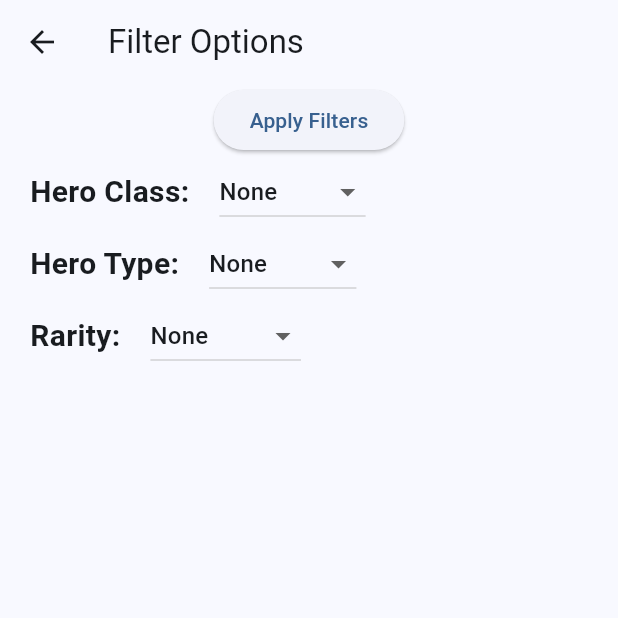
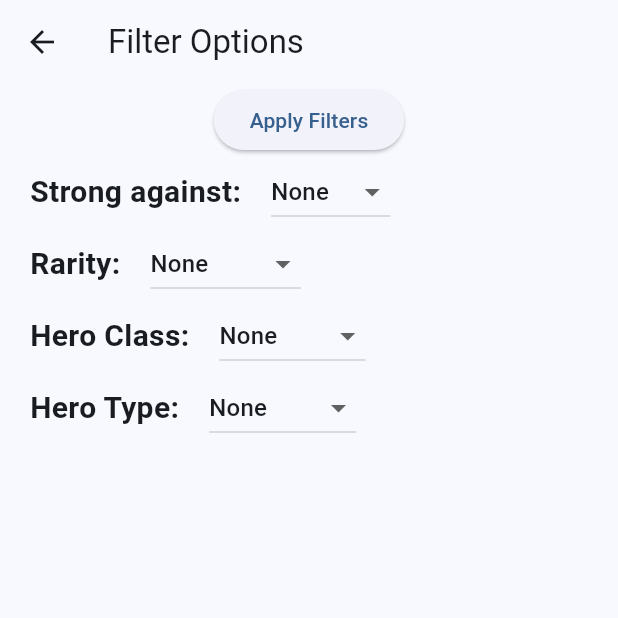
Before and after one commit to Ankhtepot/KnighthoodHeroes, a Flutter app: the screen it shows after launch, after a tap on the "filter alt" icon, on a phone screen of 412 x 824 dp, the top half of it. Run offline on Flutter 3.47's test engine with Material 2 defaults, Android fonts, the phone set to English and light mode, and no system bars.

Commit message:
wip filtering, done class, rarity, strongVs, type

```diff
--- a/knighthood_heroes/lib/data/enums.dart
+++ b/knighthood_heroes/lib/data/enums.dart
@@ -1,4 +1,5 @@
 enum EEnemyType {
+  none,
   beast,
   cult,
   demon,
--- a/knighthood_heroes/lib/heroes.dart
+++ b/knighthood_heroes/lib/heroes.dart
@@ -8,21 +8,26 @@ import 'package:knighthood_heroes/widgets/heroes_list/heroes_list.dart';
 class Heroes extends StatefulWidget {
   const Heroes({super.key});
 
-  final HeroesFilterOptions filterOptions = const HeroesFilterOptions();
-
   @override
   State<Heroes> createState() => _HeroesState();
 }
 
 class _HeroesState extends State<Heroes> {
-  List<KnighthoodHero> filteredHeroes = List.of(getHeroes);
+  List<KnighthoodHero> heroes = List.of(getHeroes);
+  HeroesFilterOptions options = const HeroesFilterOptions();
 
-  void _setFilterOptions(HeroesFilterOptions filterOptions) {
-    setState(() {});
+  @override
+  void initState() {
+    options = const HeroesFilterOptions();
+    super.initState();
   }
 
   @override
   Widget build(BuildContext context) {
+    void setFilterOptions(HeroesFilterOptions filterOptions) {
+      setState(() => options = filterOptions);
+    }
+
     return Scaffold(
       appBar: AppBar(
         title: const Text('Knighthood Heroes'),
@@ -33,10 +38,14 @@ class _HeroesState extends State<Heroes> {
               Navigator.push(
                 context,
                 MaterialPageRoute(
-                  builder: (context) => FilterOptions(_setFilterOptions),
+                  builder: (context) => FilterOptions(setFilterOptions),
                 ),
               );
             },
+          ),
+          IconButton(
+            onPressed: () => setFilterOptions(const HeroesFilterOptions()),
+            icon: const Icon(Icons.cleaning_services),
           ),
         ],
       ),
@@ -45,7 +54,7 @@ class _HeroesState extends State<Heroes> {
           mainAxisAlignment: MainAxisAlignment.start,
           children: [
             const Text('Options'),
-            Expanded(child: HeroesList(widget.filterOptions, filteredHeroes)),
+            Expanded(child: HeroesList(options, heroes)),
           ],
         ),
       ),
--- a/knighthood_heroes/lib/models/heroes_filter_options.dart
+++ b/knighthood_heroes/lib/models/heroes_filter_options.dart
@@ -5,9 +5,11 @@ class HeroesFilterOptions {
     this.heroClass = EHeroClass.none,
     this.heroType = EHeroType.none,
     this.rarity = ERarity.none,
+    this.enemyType = EEnemyType.none,
   });
 
   final EHeroClass heroClass;
   final EHeroType heroType;
   final ERarity rarity;
+  final EEnemyType enemyType;
 }
--- a/knighthood_heroes/lib/widgets/filter_options/filter_options.dart
+++ b/knighthood_heroes/lib/widgets/filter_options/filter_options.dart
@@ -17,12 +17,14 @@ class _FilterOptionsState extends State<FilterOptions> {
   EHeroClass _selectedHeroClass = EHeroClass.none;
   EHeroType _selectedHeroType = EHeroType.none;
   ERarity _selectedRarity = ERarity.none;
+  EEnemyType _selectedEnemyType = EEnemyType.none;
 
   void _onApply() {
     widget.setFilterOptions(HeroesFilterOptions(
       heroClass: _selectedHeroClass,
       heroType: _selectedHeroType,
       rarity: _selectedRarity,
+      enemyType: _selectedEnemyType,
     ));
     Navigator.pop(context);
   }
@@ -43,6 +45,18 @@ class _FilterOptionsState extends State<FilterOptions> {
                 onPressed: _onApply,
                 child: const Text('Apply Filters'),
               ),
+              EnumDropdown(
+                'Strong against:',
+                selectedValue: _selectedEnemyType,
+                onChanged: (value) => setState(() => _selectedEnemyType = value!),
+                enumVaules: EEnemyType.values,
+              ),
+              EnumDropdown<ERarity>(
+                'Rarity:',
+                selectedValue: _selectedRarity,
+                onChanged: (value) => setState(() => _selectedRarity = value!),
+                enumVaules: ERarity.values,
+              ),
               EnumDropdown<EHeroClass>(
                 'Hero Class:',
                 selectedValue: _selectedHeroClass,
@@ -55,12 +69,6 @@ class _FilterOptionsState extends State<FilterOptions> {
                 onChanged: (value) => setState(() => _selectedHeroType = value!),
                 enumVaules: EHeroType.values,
               ),
-              EnumDropdown<ERarity>(
-                'Rarity:',
-                selectedValue: _selectedRarity,
-                onChanged: (value) => setState(() => _selectedRarity = value!),
-                enumVaules: ERarity.values,
-              ),
             ],
           ),
         ),
--- a/knighthood_heroes/lib/widgets/heroes_list/heroes_list.dart
+++ b/knighthood_heroes/lib/widgets/heroes_list/heroes_list.dart
@@ -1,7 +1,9 @@
 import 'package:flutter/material.dart';
+import 'package:knighthood_heroes/data/enums.dart';
 import 'package:knighthood_heroes/models/hero.dart';
 import 'package:knighthood_heroes/models/heroes_filter_options.dart';
 import 'package:knighthood_heroes/widgets/heroes_list/hero_card.dart';
+import 'package:knighthood_heroes/widgets/text_rounded_with_background.dart';
 
 class HeroesList extends StatelessWidget {
   const HeroesList(this.filterOptions, this.heroes, {super.key});
@@ -10,9 +12,44 @@ class HeroesList extends StatelessWidget {
   final List<KnighthoodHero> heroes;
 
   @override
-  Widget build(BuildContext context) => ListView.builder(
-      itemCount: heroes.length,
-      itemBuilder: (context, index) {
-        return HeroCard(heroes[index]);
-      });
+  Widget build(BuildContext context) {
+    List<KnighthoodHero> filterHeroes() {
+      List<KnighthoodHero> filteredHeroes = List.of(heroes);
+      filteredHeroes = filteredHeroes
+          .where((hero) =>
+              (filterOptions.heroClass == EHeroClass.none || filterOptions.heroClass == hero.heroClass) &&
+              (filterOptions.heroType == EHeroType.none || hero.heroType == filterOptions.heroType) &&
+              (filterOptions.rarity == ERarity.none || hero.rarity == filterOptions.rarity) &&
+              (filterOptions.enemyType == EEnemyType.none || hero.strongVs == filterOptions.enemyType))
+          .toList();
+      return filteredHeroes;
+    }
+
+    List<KnighthoodHero> filteredHeroes = filterHeroes();
+
+    if (filteredHeroes.isNotEmpty) {
+      return ListView.builder(
+          itemCount: filteredHeroes.length,
+          itemBuilder: (context, index) {
+            return HeroCard(filteredHeroes[index]);
+          });
+    } else {
+      return const Column(
+        mainAxisAlignment: MainAxisAlignment.start,
+        children: [
+          Padding(
+            padding: EdgeInsets.all(8.0),
+            child: Center(
+              child: TextRoundedWithBackground(
+                'No heroes mathing filter criteria found.',
+                fontSize: 28,
+                fontWeight: FontWeight.bold,
+                horizontalPadding: 40,
+              ),
+            ),
+          ),
+        ],
+      );
+    }
+  }
 }
--- a/knighthood_heroes/lib/widgets/text_rounded_with_background.dart
+++ b/knighthood_heroes/lib/widgets/text_rounded_with_background.dart
@@ -29,6 +29,7 @@ class TextRoundedWithBackground extends StatelessWidget {
         padding: EdgeInsets.symmetric(horizontal: horizontalPadding),
         child: Text(
           text,
+          textAlign: TextAlign.center,
           style: TextStyle(
             color: textColor,
             fontSize: fontSize,
```
